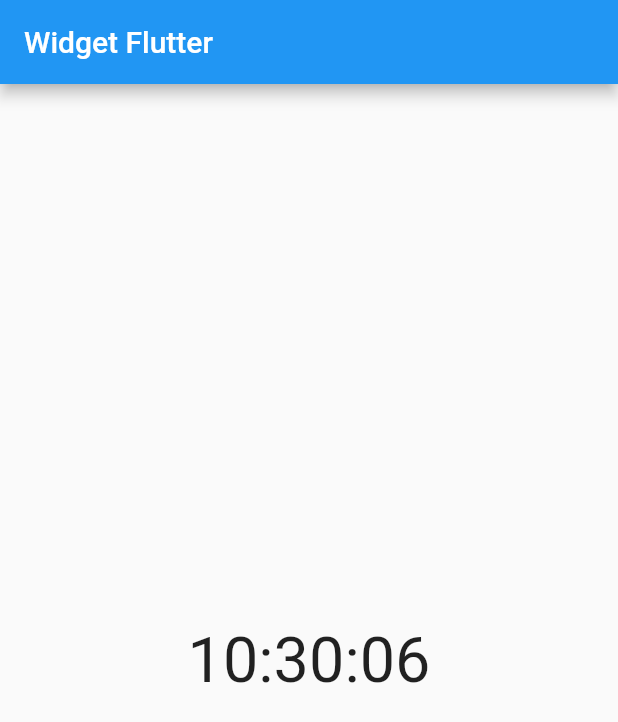
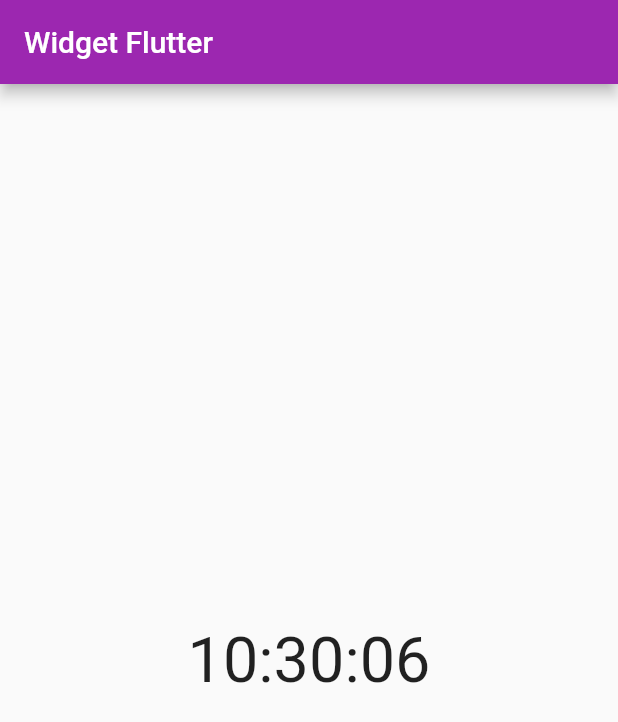
Before and after one commit to naufalulwan/flutter_Naufal-Ulwan, a Flutter app: the screen it shows after launch, on a phone screen of 412 x 824 dp. Shown: the top 722 px of the screen. Run offline on Flutter 3.47's test engine with Material 2 defaults, Android fonts, the phone set to English and light mode, and no system bars.

Commit message:
Perubahan .dart di folder lib

```diff
--- a/11_Introduction Flutter Widget/praktikum/number1/lib/Page_1/app_bar.dart
+++ /dev/null
@@ -1,24 +0,0 @@
-import 'package:flutter/material.dart';
-import 'package:number1/page_1/home_page.dart';
-
-class Appbar extends StatelessWidget {
-  const Appbar({
-    Key? key,
-    required this.title,
-    required this.background,
-  }) : super(key: key);
-  final Color background;
-  final String title;
-  @override
-  Widget build(BuildContext context) {
-    return MaterialApp(
-      home: Scaffold(
-        appBar: AppBar(
-          title: Text(title),
-          backgroundColor: background,
-        ),
-        body: HomePage(),
-      ),
-    );
-  }
-}
--- a/11_Introduction Flutter Widget/praktikum/number1/lib/Page_1/clock.dart
+++ b/11_Introduction Flutter Widget/praktikum/number1/lib/Page_1/clock.dart
@@ -32,5 +32,9 @@ class _ClockState extends State<Clock> {
     });
   }
 
-  initState() => startTime();
+  @override
+  void initState() {
+    startTime();
+    super.initState();
+  }
 }
--- a/11_Introduction Flutter Widget/praktikum/number1/lib/Page_1/home_page.dart
+++ b/11_Introduction Flutter Widget/praktikum/number1/lib/Page_1/home_page.dart
@@ -4,11 +4,21 @@ import 'dart:async';
 import 'package:number1/Page_1/clock.dart';
 
 class HomePage extends StatelessWidget {
-  const HomePage({Key? key}) : super(key: key);
+  const HomePage({
+    Key? key,
+    required this.title,
+    required this.background,
+  }) : super(key: key);
+  final Color background;
+  final String title;
 
   @override
   Widget build(BuildContext context) {
     return Scaffold(
+      appBar: AppBar(
+        title: Text(title),
+        backgroundColor: background,
+      ),
       body: Center(
         child: Clock(),
       ),
--- a/11_Introduction Flutter Widget/praktikum/number1/lib/Page_1/my_app.dart
+++ b/11_Introduction Flutter Widget/praktikum/number1/lib/Page_1/my_app.dart
@@ -1,14 +1,14 @@
 import 'package:flutter/material.dart';
-import 'package:number1/Page_1/app_bar.dart';
+import 'package:number1/Page_1/home_page.dart';
 
 class MyApp extends StatelessWidget {
   @override
   Widget build(BuildContext context) {
     return const MaterialApp(
       title: 'Tugas Flutter',
-      home: Appbar(
+      home: HomePage(
         title: "Widget Flutter",
-        background: Colors.blue,
+        background: Colors.purple,
       ),
     );
   }
```
